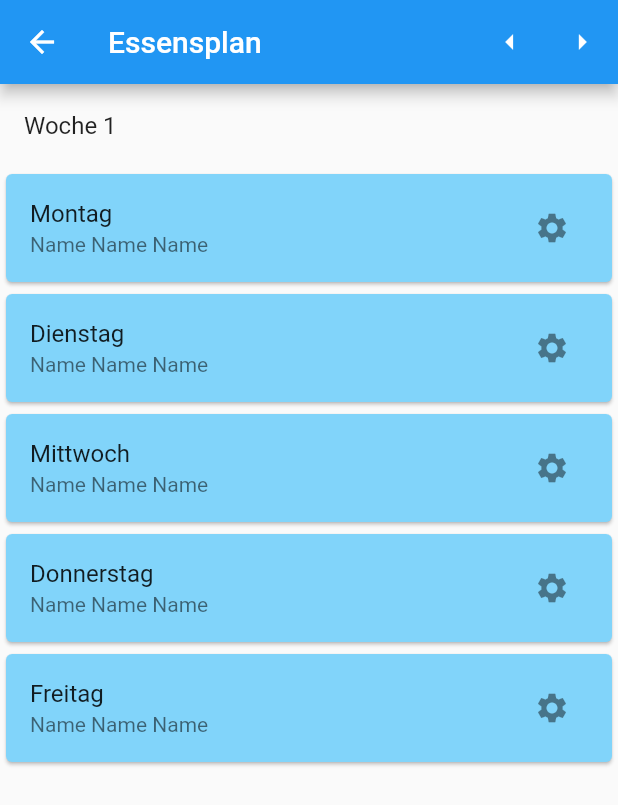
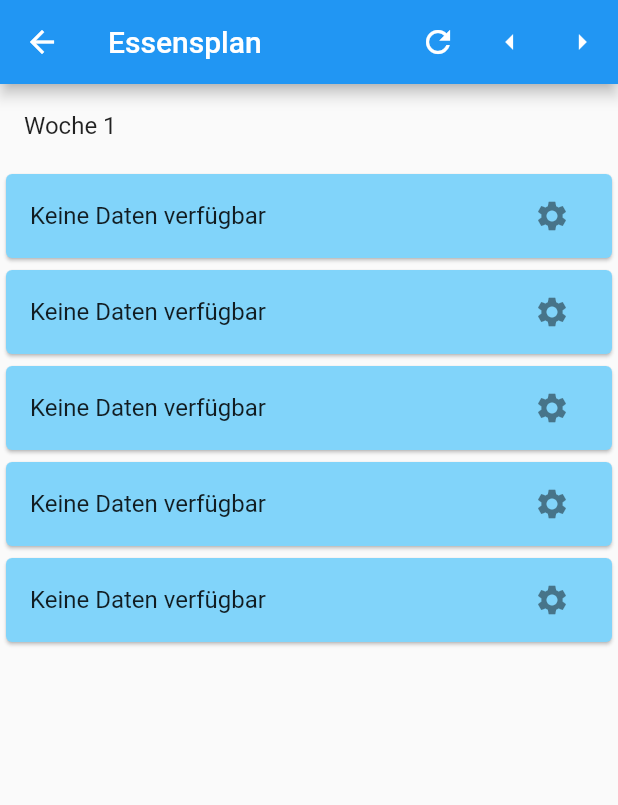
Before and after one commit to atze119/webmo_group4, a Flutter app: the screen it shows once a user with an empty profile is signed in, after a tap on "Go to FoodView", on a phone screen of 412 x 824 dp. Shown: the top 805 px of the screen. Run offline on Flutter 3.47's test engine with Material 2 defaults, Android fonts, the light colour scheme and no system bars; our stand-ins replace cloud_firestore, firebase_auth, firebase_core, flutter_spinkit; accounts and stored records are empty.

Commit message:
added new Feature: showFood in FoodPlan, get foodDetails in Card: available

```diff
--- a/lib/models/repo/database_foodplan.dart
+++ b/lib/models/repo/database_foodplan.dart
@@ -17,4 +17,31 @@ class DatabaseFoodPlan {
       await weekDocument.update({day: foodName});
     }
   }
+
+  Future<String?> getFoodNameFromPlan({required String day, required int week}) async {
+    final weekDocument = await FirebaseFirestore.instance.collection("FoodPlanCollection").doc("Woche$week").get();
+
+    if (weekDocument.exists) {
+      return weekDocument.data()?[day] as String?;
+    }
+    return null;
+  }
+
+  Future<FoodModel?> getFoodDetails(String foodName) async {
+    final snapshot = await FirebaseFirestore.instance.collection("FoodCollection").where("name", isEqualTo: foodName).get();
+
+    if (snapshot.docs.isNotEmpty) {
+      final data = snapshot.docs.first.data();
+      return FoodModel(
+        name: data['name'] as String,
+        foodType: data['food_type'] as String,
+        price: data['price'] as String,
+      );
+    }
+    return null;
+  }
+
+
+
+
 }
--- a/lib/viewmodels/foodplan/foodplan_service.dart
+++ b/lib/viewmodels/foodplan/foodplan_service.dart
@@ -20,6 +20,21 @@ class FoodPlanService{
     await DatabaseFoodPlan().addFoodToPlan(week: week, day: day, foodName: foodModel!.name);
   }
 
+  Future<FoodModel?> getFoodDetails(int week, String day) async{
+    String? foodName = await DatabaseFoodPlan().getFoodNameFromPlan(day: day, week: week);
+    if(foodName != null){
+      FoodModel? foodDetails = await DatabaseFoodPlan().getFoodDetails(foodName);
+      if(foodDetails != null){
+        return foodDetails;
+      }else{
+        //TODO: handle exception
+        return null;
+      }
+    }else{
+      //TODO: handle exception
+      return null;
+    }
+  }
 
 
 }
--- a/lib/views/foodplan/food_card.dart
+++ b/lib/views/foodplan/food_card.dart
@@ -3,6 +3,8 @@ import 'package:webmo_group4/viewmodels/food/food_service.dart';
 import 'package:webmo_group4/viewmodels/foodplan/foodplan_service.dart';
 import 'package:webmo_group4/views/food/food_dialogs.dart';
 import 'package:webmo_group4/views/foodplan/foodplan_dialogs.dart';
+
+import '../../models/foodmodel/food_model.dart';
 
 class FoodCard extends StatelessWidget {
   final int weekIndex;
@@ -13,11 +15,29 @@ class FoodCard extends StatelessWidget {
   Widget build(BuildContext context) {
     return Card(
       color: Colors.lightBlue.shade200,
-      child: ListTile(
-        title: Text(day),
-        subtitle: Text("Name Name Name"),
-        onTap: () async{
-          //FoodDialogs().showFood(context: context, foodModel: foodModel)
+      child: FutureBuilder<FoodModel?>(
+        future: FoodPlanService().getFoodDetails(weekIndex+1, day),
+          builder: (context, snapshot) {
+            String? title;
+            Text? subtitle;
+            if (snapshot.connectionState == ConnectionState.waiting) {
+              title = "Laden...";
+            }
+            else if (snapshot.hasError) {
+              title = "Fehler: ${snapshot.error}";
+            }
+            else if (snapshot.hasData) {
+              title = day;
+              subtitle = Text("Name: ${snapshot.data?.name}\nArt: ${snapshot.data?.foodType}\nPreis: ${snapshot.data?.price}");
+            }
+            else {
+              title = "Keine Daten verfügbar";
+            }
+            return ListTile(
+              title: Text(title),
+              subtitle: subtitle,
+              onTap: (){
+                FoodPlanDialogs().showFood(context: context, day: day, week: weekIndex + 1);
               },
               trailing: IconButton(
                 icon: Icon(Icons.settings),
@@ -25,6 +45,9 @@ class FoodCard extends StatelessWidget {
                   FoodPlanDialogs().openCreateDialog(context: context, week: "Woche${weekIndex+1}", day: day);
                 },
               ),
+            );
+          }
+
       ),
     );
   }
--- a/lib/views/foodplan/food_plan.dart
+++ b/lib/views/foodplan/food_plan.dart
@@ -13,19 +13,19 @@ class _FoodPlanState extends State<FoodPlan> {
   int currentPage = 0;
 
   void _previousWeek() {
+    if(currentPage > 0) {
       setState(() {
-      if (currentPage > 0) {
           currentPage--;
+      });
     }
-    });
   }
 
   void _nextWeek() {
+    if(currentPage<7) {
       setState(() {
-      if (currentPage < 7) {
           currentPage++;
+      });
     }
-    });
   }
 
   @override
@@ -35,6 +35,12 @@ class _FoodPlanState extends State<FoodPlan> {
       appBar: AppBar(
         title: Text("Essensplan"),
         actions: [
+          IconButton(
+            icon: Icon(Icons.refresh),
+            onPressed: (){
+              setState(() {});
+            },
+          ),
           IconButton(
             icon: Icon(Icons.arrow_left),
             onPressed: () {
```
Also changed, not shown: lib/views/foodplan/foodplan_dialogs.dart (+40 -22 lines). Lines whose indentation alone changed are shown as unchanged.
